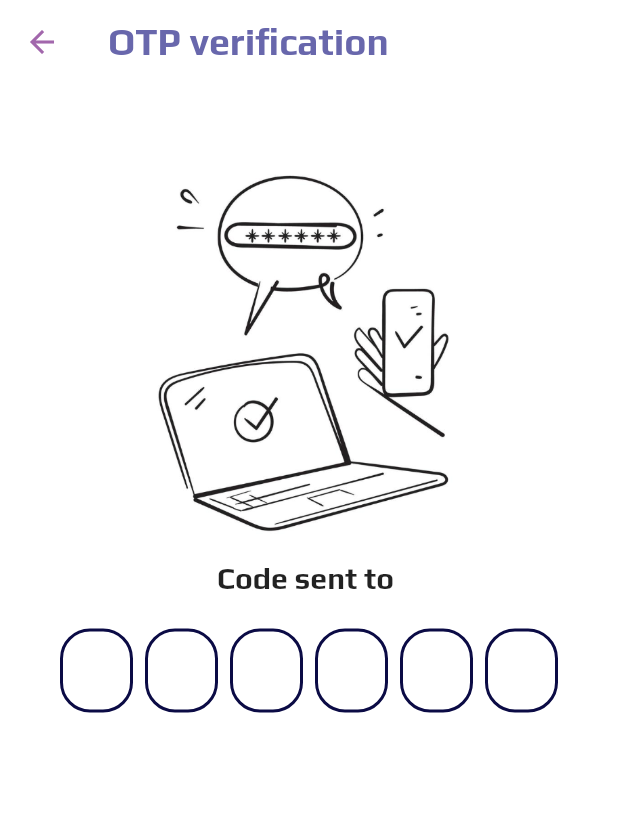
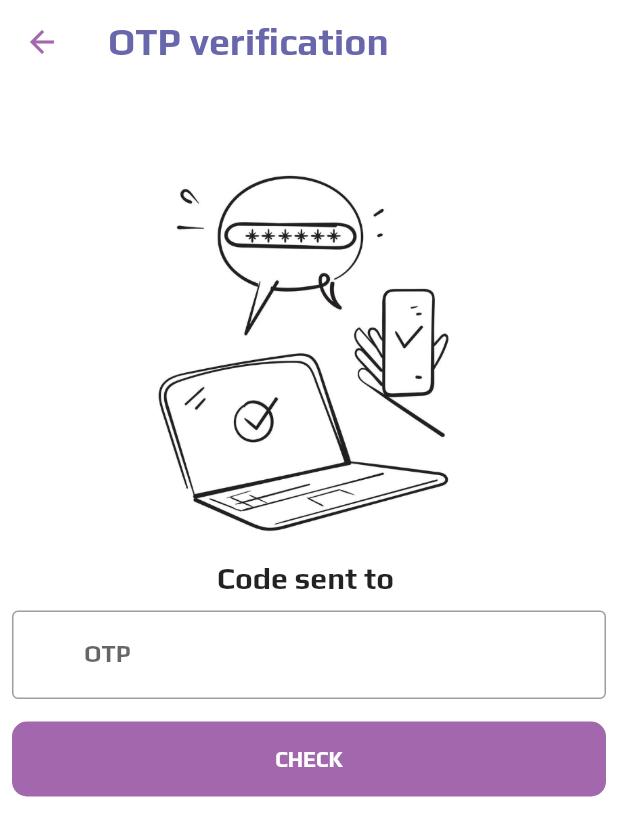
Before and after one commit to AMJ-7/nafith, a Flutter app: the OtpLoginScreen screen opened directly with empty values, on a phone screen of 412 x 824 dp. Shown: the top 836 px of the screen. Run offline on Flutter 3.47's test engine with Material 2 defaults, Android fonts, the phone set to English and light mode, and no system bars; drawn by our look-alikes of pinput; our stand-ins replace bloc, carousel_slider, cloud_firestore, conditional_builder_null_safety, country_picker, dio and 12 more; missing offline and left inert: agora_rtc_engine, agora_uikit, dart:ffi, flutter_inappwebview, flutter_pdfview, quran; accounts and stored records are empty; network calls fail.

Commit message:
last for ios

```diff
--- a/lib/raqi_app/modules/otp/otp_login_screen.dart
+++ b/lib/raqi_app/modules/otp/otp_login_screen.dart
@@ -1,7 +1,6 @@
 import 'package:firebase_auth/firebase_auth.dart';
 import 'package:flutter/material.dart';
 import 'package:flutter_bloc/flutter_bloc.dart';
-import 'package:pinput/pinput.dart';
 import 'package:raqi/raqi_app/app_cubit/app_cubit.dart';
 import 'package:raqi/raqi_app/layout/raqi_layout.dart';
 import 'package:raqi/raqi_app/modules/login/cubit/cubit.dart';
@@ -18,6 +17,7 @@ import 'package:raqi/raqi_app/shared/network/local/cache_helper.dart';
 class OtpLoginScreen extends StatelessWidget {
 
   var pinController = TextEditingController();
+  var formKey = GlobalKey<FormState>();
   final String phone ;
   OtpLoginScreen(this.phone);
   @override
@@ -54,21 +54,26 @@ class OtpLoginScreen extends StatelessWidget {
                         Text('${phone}' , style: TextStyle(fontSize: 24,color: textColor),)
                       ],
                     ),
-                    Padding(
-                      padding: const EdgeInsets.symmetric(horizontal: 40.0,vertical: 20),
-                      child: Pinput(
-                        length: 6,
-                        keyboardType: TextInputType.number,
+                    Form(
+                      key: formKey,
+                      child: Padding(
+                        padding: const EdgeInsets.all(8.0),
+                        child: Column(children: [
+                          defaultTxtForm(
                               controller: pinController,
-                        defaultPinTheme: defaultPinTheme,
-                        focusedPinTheme: focusedPinTheme,
-                        submittedPinTheme: submittedPinTheme,
-                        pinputAutovalidateMode: PinputAutovalidateMode.onSubmit,
-                        textInputAction: TextInputAction.next,
-                        showCursor: true,
-                        validator: (pin) {
+                              type: TextInputType.number,
+                              validate: (val){
+                                if(val!.isEmpty){
+                                  return "";
+                                }
+                              },
+                              label: "OTP"
+                          ),
+                          SizedBox(height: 15,),
+                          defaultButton(function: (){
+                            if(formKey.currentState!.validate()){
                               try{FirebaseAuth.instance.signInWithCredential(
-                              PhoneAuthProvider.credential(verificationId: RaqiLoginCubit.get(context).verificationCode, smsCode: pin!)
+                                  PhoneAuthProvider.credential(verificationId: RaqiLoginCubit.get(context).verificationCode, smsCode: pinController.text)
                               ).then((value) {
                                 if(value.user != null){
                                   print('pass to home');
@@ -80,11 +85,12 @@ class OtpLoginScreen extends StatelessWidget {
                               }catch(e){
                                 print('invalid otp');
                               }
-
-                        },
-                        onCompleted: (pin) => print(pin),
+                            }
+                          }, text: "CHECK"),
+                        ],),
                       ),
                     ),
+
 
                   ],
                 ),
@@ -96,28 +102,3 @@ class OtpLoginScreen extends StatelessWidget {
     );
   }
 }
-final defaultPinTheme = PinTheme(
-  width: 56,
-  height: 56,
-  textStyle: TextStyle(fontSize: 20, color: Color.fromRGBO(30, 60, 87, 1), fontWeight: FontWeight.w600),
-  decoration: BoxDecoration(
-    border: Border.all(color: Color.fromRGBO(11, 11, 69, 1),width: 2),
-    borderRadius: BorderRadius.circular(20),
-  ),
-);
-
-final focusedPinTheme = defaultPinTheme.copyDecorationWith(
-  border: Border.all(color: buttonsColor,width: 2),
-  borderRadius: BorderRadius.circular(8),
-);
-
-final submittedPinTheme = PinTheme(
-  width: 56,
-  height: 56,
-  textStyle: TextStyle(fontSize: 20, color: Color.fromRGBO(30, 60, 87, 1), fontWeight: FontWeight.w600),
-  decoration: BoxDecoration(
-    color: Color.fromRGBO(240, 228, 247, 1),
-    border: Border.all(color: buttonsColor,width: 2),
-    borderRadius: BorderRadius.circular(20),
-  ),
-);
--- a/lib/raqi_app/modules/otp/otp_signup_screen.dart
+++ b/lib/raqi_app/modules/otp/otp_signup_screen.dart
@@ -1,7 +1,6 @@
 import 'package:firebase_auth/firebase_auth.dart';
 import 'package:flutter/material.dart';
 import 'package:flutter_bloc/flutter_bloc.dart';
-import 'package:pinput/pinput.dart';
 import 'package:raqi/raqi_app/app_cubit/app_cubit.dart';
 import 'package:raqi/raqi_app/layout/raqi_layout.dart';
 import 'package:raqi/raqi_app/modules/signup/cubit/cubit.dart';
@@ -15,6 +14,7 @@ import 'package:raqi/raqi_app/shared/network/local/cache_helper.dart';
 class OtpScreen extends StatelessWidget {
 
   var pinController = TextEditingController();
+  var formKey = GlobalKey<FormState>();
   final String phone ;
   final String name ;
   final String email ;
@@ -55,23 +55,28 @@ class OtpScreen extends StatelessWidget {
                         Text('${phone}' , style: TextStyle(fontSize: 24,color: textColor),)
                       ],
                     ),
-                    Padding(
-                      padding: const EdgeInsets.symmetric(horizontal: 40.0,vertical: 20),
-                      child: Pinput(
-                        length: 6,
-                        keyboardType: TextInputType.number,
+                    Form(
+                      key: formKey,
+                      child: Padding(
+                        padding: const EdgeInsets.all(8.0),
+                        child: Column(children: [
+                          defaultTxtForm(
                               controller: pinController,
-                        defaultPinTheme: defaultPinTheme,
-                        focusedPinTheme: focusedPinTheme,
-                        submittedPinTheme: submittedPinTheme,
-                        pinputAutovalidateMode: PinputAutovalidateMode.onSubmit,
-                        textInputAction: TextInputAction.next,
-                        showCursor: true,
-                        validator: (pin) {
+                              type: TextInputType.number,
+                              validate: (val){
+                                if(val!.isEmpty){
+                                  return "";
+                                }
+                              },
+                              label: "OTP"
+                          ),
+                          SizedBox(height: 15,),
+                          defaultButton(function: (){
+                            if(formKey.currentState!.validate()){
                               try{FirebaseAuth.instance.signInWithCredential(
                                   PhoneAuthProvider.credential(
                                       verificationId: RaqiSignupCubit.get(context).verificationCode,
-                                  smsCode: pin!)
+                                      smsCode: pinController.text)
                               ).then((value) {
                                 if(value.user != null){
                                   print('pass to home');
@@ -93,9 +98,9 @@ class OtpScreen extends StatelessWidget {
                                 FocusScope.of(context).unfocus();
                                 print('invalid otp');
                               }
-
-                        },
-                        onCompleted: (pin) => print(pin),
+                            }
+                          }, text: "CHECK"),
+                        ],),
                       ),
                     ),
 
@@ -109,28 +114,3 @@ class OtpScreen extends StatelessWidget {
     );
   }
 }
-final defaultPinTheme = PinTheme(
-  width: 56,
-  height: 56,
-  textStyle: TextStyle(fontSize: 20, color: Color.fromRGBO(30, 60, 87, 1), fontWeight: FontWeight.w600),
-  decoration: BoxDecoration(
-    border: Border.all(color: Color.fromRGBO(11, 11, 69, 1),width: 2),
-    borderRadius: BorderRadius.circular(20),
-  ),
-);
-
-final focusedPinTheme = defaultPinTheme.copyDecorationWith(
-  border: Border.all(color: buttonsColor,width: 2),
-  borderRadius: BorderRadius.circular(8),
-);
-
-final submittedPinTheme = PinTheme(
-  width: 56,
-  height: 56,
-  textStyle: TextStyle(fontSize: 20, color: Color.fromRGBO(30, 60, 87, 1), fontWeight: FontWeight.w600),
-  decoration: BoxDecoration(
-    color: Color.fromRGBO(240, 228, 247, 1),
-    border: Border.all(color: buttonsColor,width: 2),
-    borderRadius: BorderRadius.circular(20),
-  ),
-);
--- a/pubspec.yaml
+++ b/pubspec.yaml
@@ -44,7 +44,6 @@ dependencies:
   smooth_page_indicator: ^0.3.0-nullsafety.0
   carousel_slider: ^4.1.1
   image_picker: ^0.8.5+3
-  pinput: ^2.2.12
   country_picker: ^2.0.16
   agora_rtc_engine: ^5.3.0
   permission_handler: ^10.0.0
```
Also changed, not shown: pubspec.lock. Lines whose indentation alone changed are shown as unchanged.
